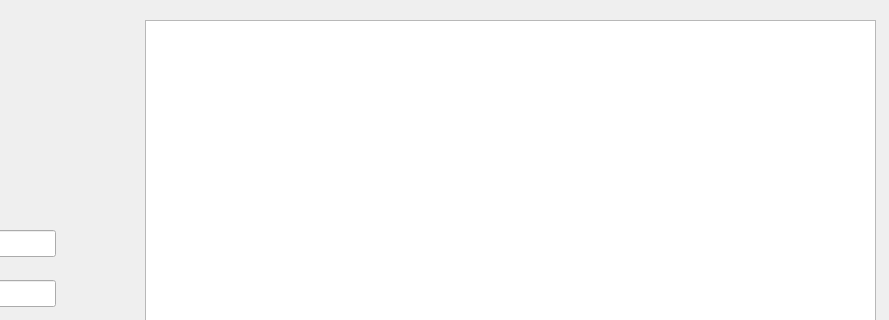
nervousemu/Why-Not, file venv/bin/UI/customerSearch.ui: the form before one commit; both pictures show x 295 to 1184 and y 0 to 320 of the 1184 by 851 pixel window.
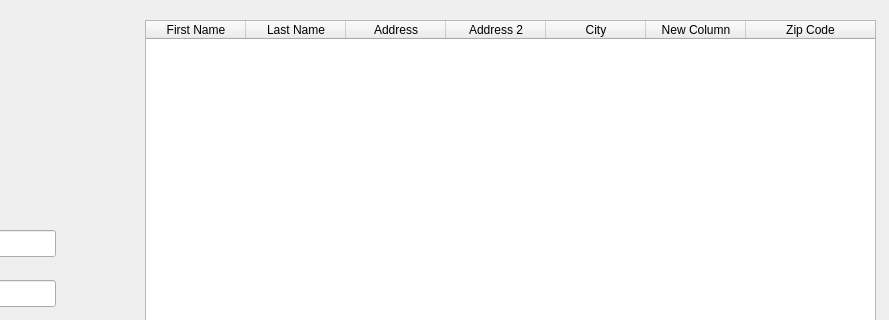
The form after the commit.

```diff
--- a/venv/bin/UI/customerSearch.ui
+++ b/venv/bin/UI/customerSearch.ui
@@ -222,6 +222,44 @@
      <height>671</height>
     </rect>
    </property>
+   <attribute name="horizontalHeaderStretchLastSection">
+    <bool>true</bool>
+   </attribute>
+   <column>
+    <property name="text">
+     <string>First Name</string>
+    </property>
+   </column>
+   <column>
+    <property name="text">
+     <string>Last Name</string>
+    </property>
+   </column>
+   <column>
+    <property name="text">
+     <string>Address</string>
+    </property>
+   </column>
+   <column>
+    <property name="text">
+     <string>Address 2</string>
+    </property>
+   </column>
+   <column>
+    <property name="text">
+     <string>City</string>
+    </property>
+   </column>
+   <column>
+    <property name="text">
+     <string>New Column</string>
+    </property>
+   </column>
+   <column>
+    <property name="text">
+     <string>Zip Code</string>
+    </property>
+   </column>
   </widget>
  </widget>
  <resources/>
```
Left out of the diff: 2 changed lines with no effect on the pictures.
